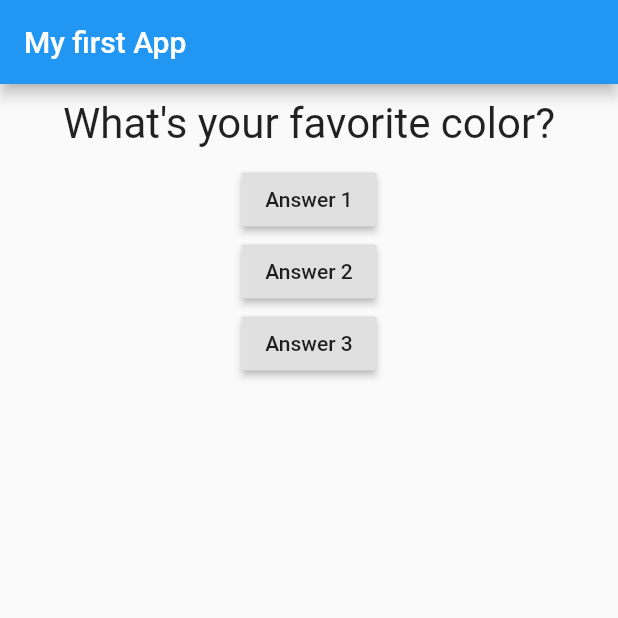
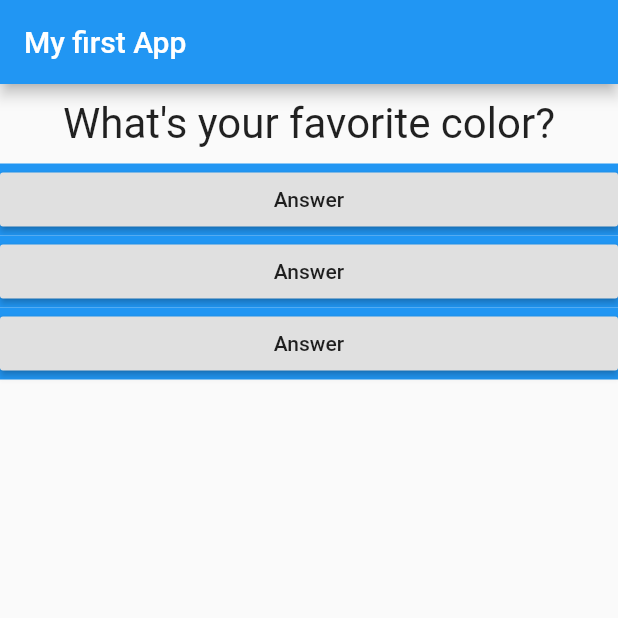
Before and after one commit to abhi12340/FlutterDemo, a Flutter app: the screen it shows after launch, on a phone screen of 412 x 824 dp, the top half of it. Run offline on Flutter 3.47's test engine with Material 2 defaults, Android fonts, the phone set to English and light mode, and no system bars.

Commit message:
new commit

```diff
--- /dev/null
+++ b/lib/answer.dart
@@ -0,0 +1,18 @@
+import 'package:flutter/material.dart';
+
+class Answer extends StatelessWidget {
+
+final Function selectHandler;
+
+Answer(this.selectHandler);
+
+  @override
+  Widget build(BuildContext context) {
+    return Container(
+      width: double.infinity,
+      color: Colors.blue,
+      child: RaisedButton(child: Text('Answer'),
+      onPressed: selectHandler),
+    );
+  }
+}
--- a/lib/main.dart
+++ b/lib/main.dart
@@ -1,5 +1,6 @@
 import 'package:flutter/material.dart';
 import './question.dart';
+import './answer.dart';
 // void main() {
 //   runApp(MyApp());
 // }
@@ -38,16 +39,12 @@ class _MyAppState extends State<MyApp> {
         appBar: AppBar(title: Text('My first App')),
         body: Column(
           children: [
-            Questions(_question[questionIndex]),
-            RaisedButton(child: Text('Answer 1'), onPressed: _buttonPressed),
-            RaisedButton(
-                child: Text('Answer 2'),
-                onPressed: () => print('answer 2 cliked')),
-            RaisedButton(
-                child: Text('Answer 3'),
-                onPressed: () {
-                  print('answer 3 pressed');
-                }),
+            Questions(
+              _question[questionIndex]
+              ),
+            Answer(_buttonPressed),
+            Answer(_buttonPressed),
+            Answer(_buttonPressed),
           ],
         ),
       ),
```
